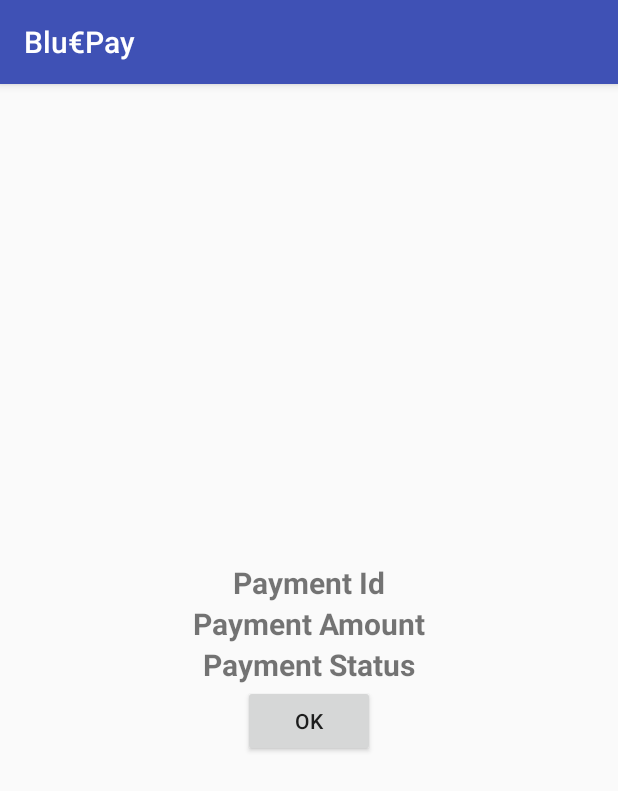
After one commit to ngoctho141/Bezahlsystem, an Android app: the PaymentDetails screen opened directly, with no data from a screen before it, on a phone screen of 412 x 824 dp. The commit adds this screen. Shown: the top 791 px of the screen. Run offline under Robolectric (Android 15) with nearby library versions, the phone set to English and light mode, and no system bars; libraries missing offline, so code that uses them is left out: com.paypal.android; 3 statements that could not run were skipped.

Commit message:
add paypal payment functionality

```diff
--- a/Android App/bluepayApp/bluePay/app/build.gradle
+++ b/Android App/bluepayApp/bluePay/app/build.gradle
@@ -4,7 +4,7 @@ android {
     compileSdkVersion 26
     defaultConfig {
         applicationId "com.example.maddin.bluepay"
-        minSdkVersion 15
+        minSdkVersion 16
         targetSdkVersion 26
         versionCode 1
         versionName "1.0"
@@ -34,5 +34,6 @@ dependencies {
     implementation 'com.google.android.gms:play-services-vision:15.0.2'
 
     implementation 'com.journeyapps:zxing-android-embedded:3.4.0'
+    implementation 'com.paypal.sdk:paypal-android-sdk:2.15.3'
 
 }
--- a/Android App/bluepayApp/bluePay/app/src/main/AndroidManifest.xml
+++ b/Android App/bluepayApp/bluePay/app/src/main/AndroidManifest.xml
@@ -15,6 +15,8 @@
         android:roundIcon="@mipmap/ic_launcher_round"
         android:supportsRtl="true"
         android:theme="@style/AppTheme">
+        <activity android:name=".PaymentDetails"></activity>
+        <activity android:name=".AufladenActivity" />
         <activity
             android:name=".LoginActivity"
             android:label="@string/login_title">
--- /dev/null
+++ b/Android App/bluepayApp/bluePay/app/src/main/java/com/example/maddin/bluepay/PaymentDetails.java
@@ -0,0 +1,76 @@
+package com.example.maddin.bluepay;
+
+import android.content.Intent;
+import android.support.v7.app.AppCompatActivity;
+import android.os.Bundle;
+import android.util.Log;
+import android.view.View;
+import android.widget.Button;
+import android.widget.TextView;
+
+import org.json.JSONException;
+import org.json.JSONObject;
+
+public class PaymentDetails extends AppCompatActivity {
+
+    TextView txtId, txtAmount, txtStatus;
+    Button btnOk;
+    private final static String TAG = "PaymentDetails";
+
+    @Override
+    protected void onCreate(Bundle savedInstanceState) {
+        super.onCreate(savedInstanceState);
+        setContentView(R.layout.activity_payment_details);
+
+        txtId = (TextView) findViewById(R.id.txtId);
+        txtAmount = (TextView) findViewById(R.id.txtAmount);
+        txtStatus = (TextView) findViewById(R.id.txtStatus);
+        btnOk = (Button) findViewById(R.id.btnOk);
+
+        Intent intent = getIntent();
+
+        try{
+            JSONObject jsonObject = new JSONObject(intent.getStringExtra("PaymentDetails"));
+            showDetails(jsonObject.getJSONObject("response"), intent.getStringExtra("paymentAmount"));
+            updateAccount(intent.getStringExtra("paymentAmount"));
+        } catch (JSONException e) {
+            e.printStackTrace();
+        }
+
+        btnOk.setOnClickListener(new View.OnClickListener(){
+            @Override
+            public void onClick(View view) {
+                startActivity(new Intent(PaymentDetails.this, MainActivity.class));
+            }
+        });
+
+    }
+
+    private void showDetails(JSONObject response, String paymentAmount) {
+        try{
+            txtId.setText(response.getString("id"));
+            txtStatus.setText(response.getString("state"));
+            txtAmount.setText("$" + paymentAmount);
+        } catch (JSONException e) {
+            e.printStackTrace();
+        }
+    }
+
+    private void updateAccount(String paymentAmount){
+        Thread thread = new Thread(){
+            @Override
+            public void run() {
+                Network_Connection con = Network_Connection.getInstance();
+                String tmp = con.postConnection("command=Charge&amount=" + paymentAmount);
+                MainActivity.getData().setValue(Double.parseDouble(tmp.split("[|]")[1]));
+            }
+        };
+
+        thread.start();
+        try {
+            thread.join();
+        } catch (InterruptedException e) {
+            Log.e(TAG, "Error in Thread.join()", e);
+        }
+    }
+}
--- /dev/null
+++ b/Android App/bluepayApp/bluePay/app/src/main/res/layout/activity_payment_details.xml
@@ -0,0 +1,51 @@
+<?xml version="1.0" encoding="utf-8"?>
+<RelativeLayout xmlns:android="http://schemas.android.com/apk/res/android"
+    xmlns:app="http://schemas.android.com/apk/res-auto"
+    xmlns:tools="http://schemas.android.com/tools"
+    android:layout_width="match_parent"
+    android:layout_height="match_parent"
+    tools:context=".PaymentDetails">
+
+    <LinearLayout
+        android:layout_width="match_parent"
+        android:layout_height="wrap_content"
+        android:layout_centerInParent="true"
+        android:orientation="vertical">
+
+        <TextView
+            android:id="@+id/txtId"
+            android:layout_gravity="center"
+            android:layout_width="wrap_content"
+            android:layout_height="wrap_content"
+            android:text="Payment Id"
+            android:textStyle="bold"
+            android:textSize="20sp"/>
+
+        <TextView
+            android:id="@+id/txtAmount"
+            android:layout_gravity="center"
+            android:layout_width="wrap_content"
+            android:layout_height="wrap_content"
+            android:text="Payment Amount"
+            android:textStyle="bold"
+            android:textSize="20sp"/>
+
+        <TextView
+            android:id="@+id/txtStatus"
+            android:layout_gravity="center"
+            android:layout_width="wrap_content"
+            android:layout_height="wrap_content"
+            android:text="Payment Status"
+            android:textStyle="bold"
+            android:textSize="20sp"/>
+
+        <Button
+            android:layout_gravity="center"
+            android:text="Ok"
+            android:id="@+id/btnOk"
+            android:layout_width="wrap_content"
+            android:layout_height="wrap_content" />
+
+    </LinearLayout>
+
+</RelativeLayout>
--- a/Android App/bluepayApp/bluePay/build.gradle
+++ b/Android App/bluepayApp/bluePay/build.gradle
@@ -7,7 +7,7 @@ buildscript {
         jcenter()
     }
     dependencies {
-        classpath 'com.android.tools.build:gradle:3.2.1'
+        classpath 'com.android.tools.build:gradle:3.3.2'
 
         // NOTE: Do not place your application dependencies here; they belong
         // in the individual module build.gradle files
```
Also changed, not shown: Android App/bluepayApp/bluePay/app/src/main/java/com/example/maddin/bluepay/AufladenActivity.java (added, +96 -0 lines), Android App/bluepayApp/bluePay/app/src/main/java/com/example/maddin/bluepay/MainActivity.java (+24 -0 lines), Android App/bluepayApp/bluePay/app/src/main/res/layout/activity_aufladen.xml (added, +33 -0 lines), Android App/bluepayApp/bluePay/gradle/wrapper/gradle-wrapper.properties, 2 other files.
